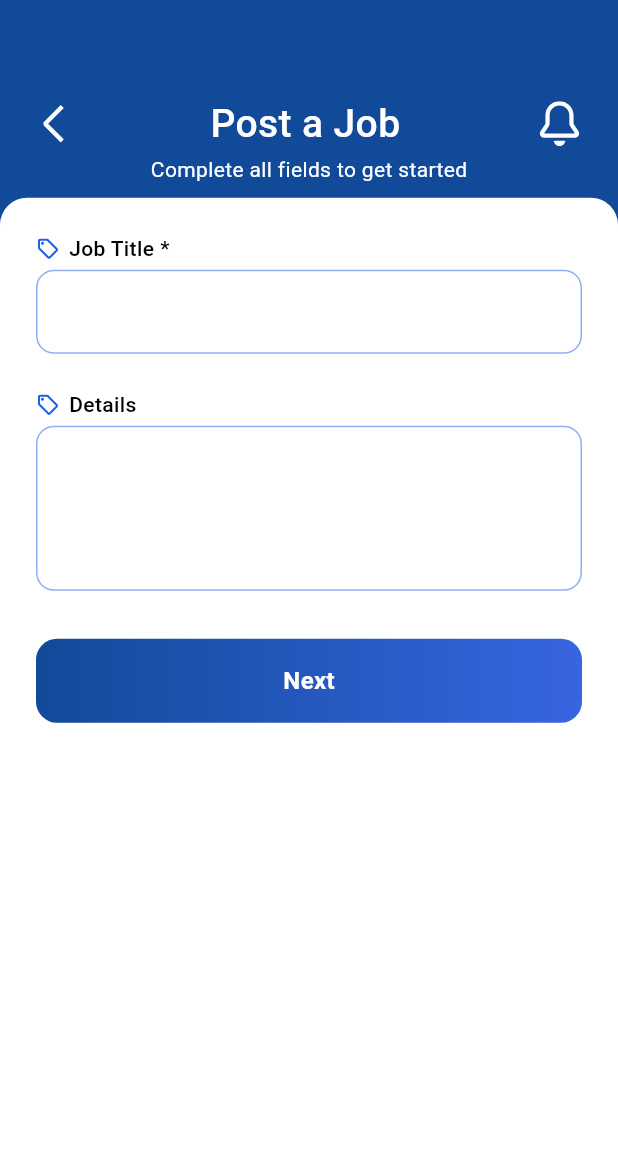
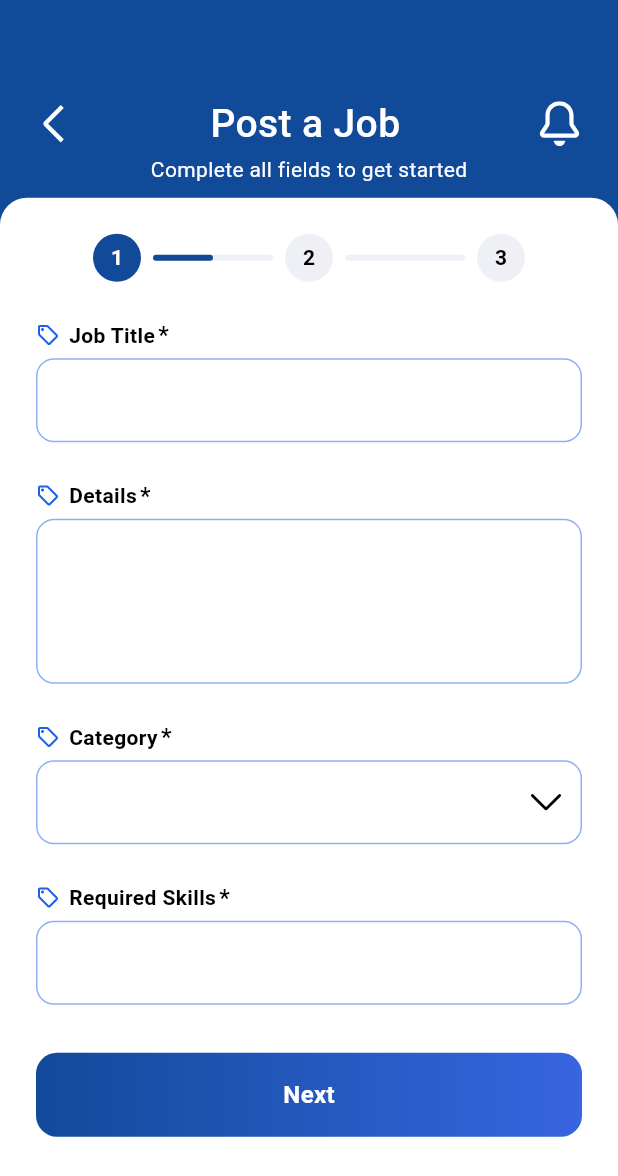
Before and after one commit to thesoumisamanta/service_app_ui, a Flutter app: the CreateJobScreen screen opened by its route, on a phone screen of 412 x 824 dp. Shown: the top 1176 px of the screen. Run offline on Flutter 3.47's test engine with Material 3 defaults, Android fonts, the phone set to English and light mode, and no system bars; our stand-ins replace flutter_svg; Roboto replaces fonts that are missing (SFProRounded).

Commit message:
feat: Add down arrow icon, enhance color constants with grey3, and implement step indicator widget in create job screen

```diff
--- a/lib/core/constants/app_colors.dart
+++ b/lib/core/constants/app_colors.dart
@@ -9,6 +9,7 @@ class AppColors {
   static const Color grey = Color(0xFFEDF1F3);
   static const Color lightGrey = Color(0xFFF5F7F9);
   static const Color grey2 = Color(0xFFACB5BB);
+  static const Color grey3 = Color(0xFFEFF0F6);
   static const Color black = Color(0xFF000000);
 
   static LinearGradient splashOverlayGradient = LinearGradient(
--- a/lib/features/presentation/screens/home/create_job_screen.dart
+++ b/lib/features/presentation/screens/home/create_job_screen.dart
@@ -3,6 +3,7 @@ import 'package:flutter_svg/svg.dart';
 import 'package:service_app_ui/core/constants/app_colors.dart';
 import 'package:service_app_ui/features/presentation/widgets/custom_button.dart';
 import 'package:service_app_ui/features/presentation/widgets/custom_text_field.dart';
+import 'package:service_app_ui/features/presentation/widgets/step_indicator.dart';
 
 class CreateJobScreen extends StatelessWidget {
   const CreateJobScreen({super.key});
@@ -92,9 +93,12 @@ class CreateJobScreen extends StatelessWidget {
               child: SingleChildScrollView(
                 child: Column(
                   children: [
+                    StepIndicator(currentStep: 1, totalSteps: 3),
+                    const SizedBox(height: 24),
                     CustomTextField(
                       label: 'Job Title',
                       labelColor: AppColors.black,
+                      fontWeight: FontWeight.w600,
                       borderColor: AppColors.lightBlue.withValues(alpha: 0.5),
                       labelIcon: SvgPicture.asset(
                         'assets/icons/tag.svg',
@@ -109,14 +113,58 @@ class CreateJobScreen extends StatelessWidget {
                     CustomTextField(
                       height: 110,
                       label: 'Details',
+                      fontWeight: FontWeight.w600,
                       type: TextFieldType.text,
                       labelColor: AppColors.black,
+                      isRequired: true,
                       borderColor: AppColors.lightBlue.withValues(alpha: 0.5),
                       labelIcon: SvgPicture.asset(
                         'assets/icons/tag.svg',
                         width: 16,
                         height: 16,
                       ),
+                      // controller: _nameController,
+                    ),
+                    const SizedBox(height: 24),
+                    CustomTextField(
+                      label: 'Category',
+                      fontWeight: FontWeight.w600,
+                      labelColor: AppColors.black,
+                      suffixIcon: Padding(
+                        padding: const EdgeInsets.all(14.0),
+                        child: SvgPicture.asset(
+                          'assets/icons/down_arrow.svg',
+                          width: 10,
+                          height: 10,
+                          colorFilter: const ColorFilter.mode(
+                            AppColors.black,
+                            BlendMode.srcIn,
+                          ),
+                        ),
+                      ),
+                      borderColor: AppColors.lightBlue.withValues(alpha: 0.5),
+                      labelIcon: SvgPicture.asset(
+                        'assets/icons/tag.svg',
+                        width: 16,
+                        height: 16,
+                      ),
+                      type: TextFieldType.text,
+                      isRequired: true,
+                      // controller: _nameController,
+                    ),
+                    const SizedBox(height: 24),
+                    CustomTextField(
+                      label: 'Required Skills',
+                      labelColor: AppColors.black,
+                      fontWeight: FontWeight.w600,
+                      borderColor: AppColors.lightBlue.withValues(alpha: 0.5),
+                      labelIcon: SvgPicture.asset(
+                        'assets/icons/tag.svg',
+                        width: 16,
+                        height: 16,
+                      ),
+                      type: TextFieldType.text,
+                      isRequired: true,
                       // controller: _nameController,
                     ),
                     const SizedBox(height: 32),
--- a/lib/features/presentation/widgets/custom_text_field.dart
+++ b/lib/features/presentation/widgets/custom_text_field.dart
@@ -7,6 +7,7 @@ enum TextFieldType { text, name, email, password, phone }
 class CustomTextField extends StatelessWidget {
   final String? label;
   final Color? labelColor;
+  final FontWeight? fontWeight;
   final String? hint;
   final TextFieldType type;
   final TextEditingController? controller;
@@ -42,6 +43,7 @@ class CustomTextField extends StatelessWidget {
     this.isRequired = false,
     this.borderColor,
     this.height,
+    this.fontWeight
   });
 
   TextInputType get _keyboardType {
@@ -95,17 +97,17 @@ class CustomTextField extends StatelessWidget {
                   label!,
                   style: TextStyle(
                     fontSize: 14,
-                    fontWeight: FontWeight.w500,
+                    fontWeight: fontWeight ?? FontWeight.w500,
                     color: labelColor,
                   ),
                 ),
                 if (isRequired)
                   const Padding(
-                    padding: EdgeInsets.only(left: 4),
+                    padding: EdgeInsets.only(left: 2),
                     child: Text(
                       '*',
                       style: TextStyle(
-                        fontSize: 14,
+                        fontSize: 16,
                         fontWeight: FontWeight.w500,
                         color: AppColors.black,
                       ),
--- /dev/null
+++ b/lib/features/presentation/widgets/step_indicator.dart
@@ -0,0 +1,77 @@
+import 'package:flutter/material.dart';
+import 'package:service_app_ui/core/constants/app_colors.dart';
+
+class StepIndicator extends StatelessWidget {
+  final int currentStep;
+  final int totalSteps;
+
+  const StepIndicator({
+    super.key,
+    required this.currentStep,
+    required this.totalSteps,
+  });
+
+  @override
+  Widget build(BuildContext context) {
+    return Row(
+      mainAxisSize: MainAxisSize.min,
+      children: List.generate(totalSteps * 2 - 1, (index) {
+        if (index.isEven) {
+          int stepNumber = (index ~/ 2) + 1;
+          bool isActive = stepNumber == currentStep;
+          bool isCompleted = stepNumber < currentStep;
+
+          return Container(
+            width: 32,
+            height: 32,
+            decoration: BoxDecoration(
+              color: isActive || isCompleted
+                  ? AppColors.primaryBlue
+                  : AppColors.grey3,
+              shape: BoxShape.circle,
+            ),
+            child: Center(
+              child: Text(
+                '$stepNumber',
+                style: TextStyle(
+                  color: isActive || isCompleted
+                      ? AppColors.white
+                      : AppColors.black,
+                  fontSize: 14,
+                  fontWeight: FontWeight.w600,
+                ),
+              ),
+            ),
+          );
+        } else {
+          int stepNumber = (index ~/ 2) + 1;
+          bool isCompleted = stepNumber < currentStep;
+          bool isInProgress = stepNumber == currentStep;
+
+          return Container(
+            width: 80,
+            height: 4,
+            margin: const EdgeInsets.symmetric(horizontal: 8),
+            decoration: BoxDecoration(
+              color: AppColors.grey3,
+              borderRadius: BorderRadius.circular(2),
+            ),
+            child: isCompleted || isInProgress
+                ? Align(
+                    alignment: Alignment.centerLeft,
+                    child: Container(
+                      width: isCompleted ? 80 : 40,
+                      height: 4,
+                      decoration: BoxDecoration(
+                        color: AppColors.primaryBlue,
+                        borderRadius: BorderRadius.circular(2),
+                      ),
+                    ),
+                  )
+                : null,
+          );
+        }
+      }),
+    );
+  }
+}
```
Also changed, not shown: assets/icons/down_arrow.svg (added).
